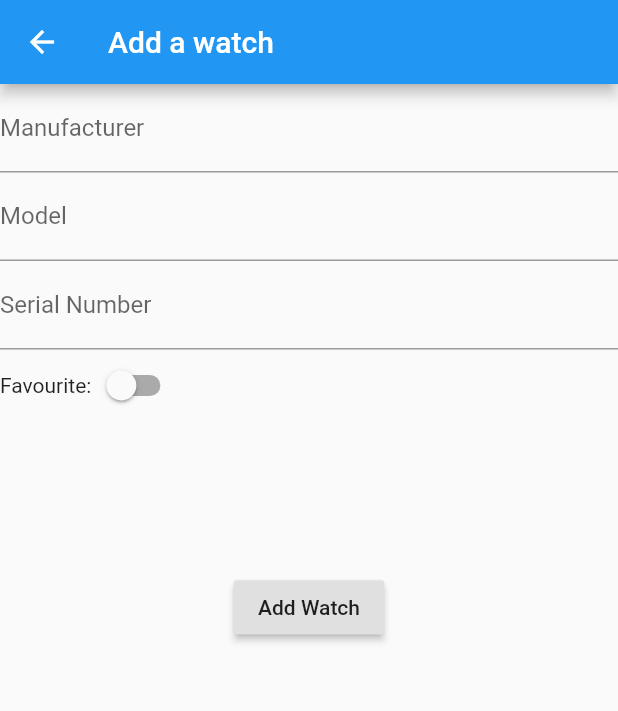
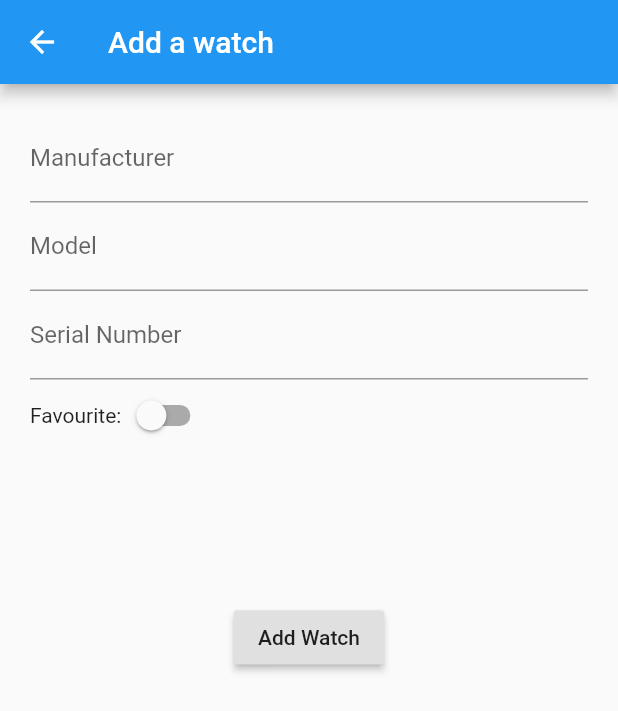
Before and after one commit to Stif-UK/WristCheck, a Flutter app: the AddWatch screen opened directly, on a phone screen of 412 x 824 dp. Shown: the top 711 px of the screen. Run offline on Flutter 3.47's test engine with Material 2 defaults, Android fonts, the phone set to English and light mode, and no system bars; our stand-ins replace get, hive, hive_flutter; accounts and stored records are empty.

Commit message:
adjusted padding on input form

```diff
--- a/lib/ui/addWatch.dart
+++ b/lib/ui/addWatch.dart
@@ -70,12 +70,14 @@ class _AddWatchState extends State<AddWatch> {
       appBar: AppBar(
         title: Text("Add a watch")
       ),
-      body: Column(
-
+      body: Padding(
+        padding: EdgeInsets.all(20),
+      child: Column(
         children: [
 
           Form(
             child: Column(
+              crossAxisAlignment: CrossAxisAlignment.center,
             children: [
               _buildManufacturerField(),
               _buildModelField(),
@@ -112,6 +114,7 @@ class _AddWatchState extends State<AddWatch> {
     )
         ],
       ),
+      )
     );
   }
 }
```
